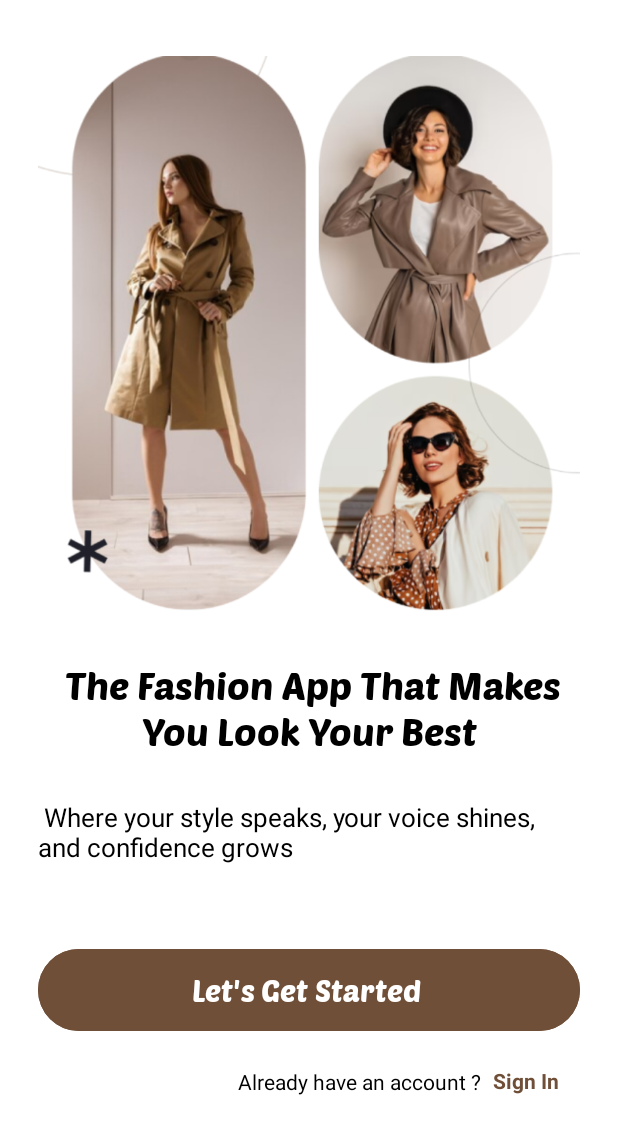
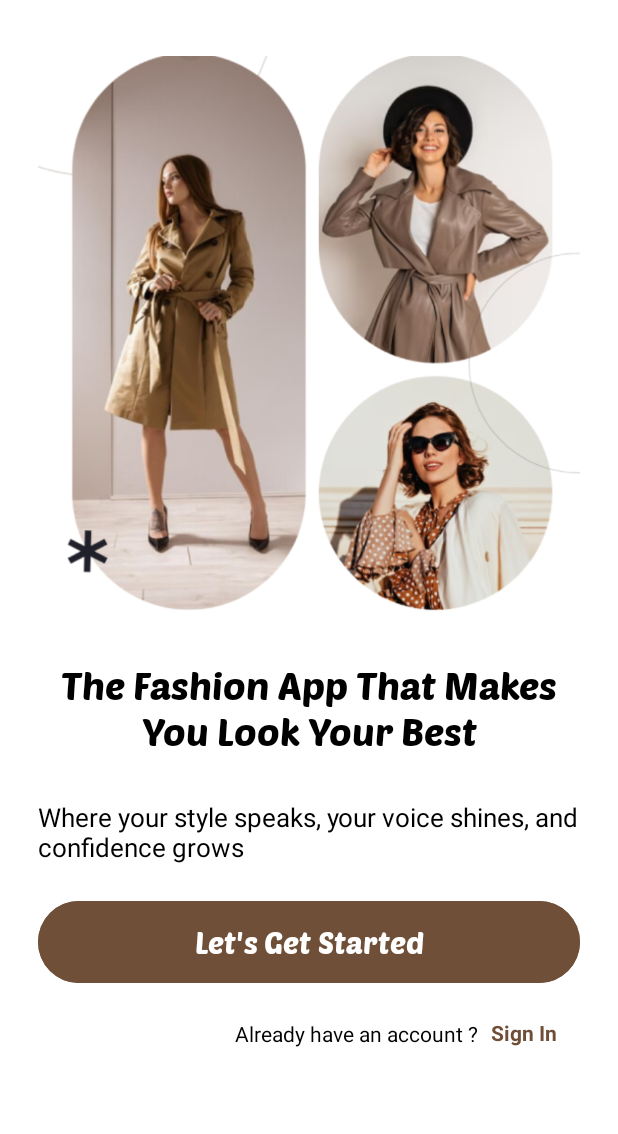
Before and after one commit to hoanghuy-269/ClothingStoreApp, an Android app: the screen it shows after launch (WelcomeActivity), on a phone screen of 412 x 824 dp. Shown: the top 1134 px of the screen. Run offline under Robolectric (Android 15) with nearby library versions, the phone set to English and light mode, and no system bars.

Commit message:
Thong : done Welcome

```diff
--- a/app/src/main/res/layout/welcome_layout.xml
+++ b/app/src/main/res/layout/welcome_layout.xml
@@ -22,13 +22,13 @@
         android:id="@+id/btnWelcomeGetarted"
         android:layout_width="match_parent"
         android:layout_height="wrap_content"
-        android:layout_marginTop="52dp"
+        android:layout_marginTop="20dp"
         android:backgroundTint="@color/btn_brown"
         android:fontFamily="@font/poetsenone"
         android:padding="15dp"
-        android:text="Let's Get Started "
+        android:text="@string/txtGetStart"
         android:textColor="@color/white"
-        android:textSize="20dp"
+        android:textSize="20sp"
         app:layout_constraintEnd_toEndOf="@+id/textView"
         app:layout_constraintHorizontal_bias="0.0"
         app:layout_constraintStart_toStartOf="@+id/textView"
@@ -40,7 +40,7 @@
         android:layout_height="wrap_content"
         android:layout_marginTop="16dp"
         android:fontFamily="@font/poetsenone"
-        android:text=" The Fashion App That Makes You Look Your Best"
+        android:text="@string/txtTieuDe1"
         android:textAlignment="center"
         android:textSize="25sp"
         android:textColor="@color/black"
@@ -54,8 +54,8 @@
         android:layout_width="wrap_content"
         android:layout_height="wrap_content"
         android:layout_marginTop="30dp"
-        android:text=" Where your style speaks, your voice shines, and confidence grows "
-        android:textSize="17dp"
+        android:text="@string/txtGioiThieu1"
+        android:textSize="17sp"
         android:textColor="@color/black"
         app:layout_constraintEnd_toEndOf="@+id/txtWelcomeGioiThieu"
         app:layout_constraintStart_toStartOf="@+id/txtWelcomeGioiThieu"
@@ -67,7 +67,7 @@
         android:layout_height="20dp"
         android:layout_marginStart="127dp"
         android:layout_marginTop="20dp"
-        android:text=" Already have an account ?"
+        android:text="@string/txtReady"
         android:textColor="@color/black"
         app:layout_constraintEnd_toStartOf="@+id/txtWelcomeSignIn"
         app:layout_constraintStart_toStartOf="@+id/btnWelcomeGetarted"
@@ -79,7 +79,7 @@
         android:layout_height="22dp"
         android:layout_marginStart="5dp"
         android:layout_marginEnd="10dp"
-        android:text="Sign In"
+        android:text="@string/txtSignIn"
         android:textColor="@color/btn_brown"
         android:textStyle="bold"
         app:layout_constraintBottom_toBottomOf="@+id/txtWelcomeldangki"
```
Also changed, not shown: app/src/main/res/layout/welcome2_layout.xml (+4 -4 lines), app/src/main/res/layout/welcome3_layout.xml (+4 -4 lines), app/src/main/res/layout/welcome4_layout.xml (+4 -4 lines), app/src/main/res/values/strings.xml (+14 -47 lines).
